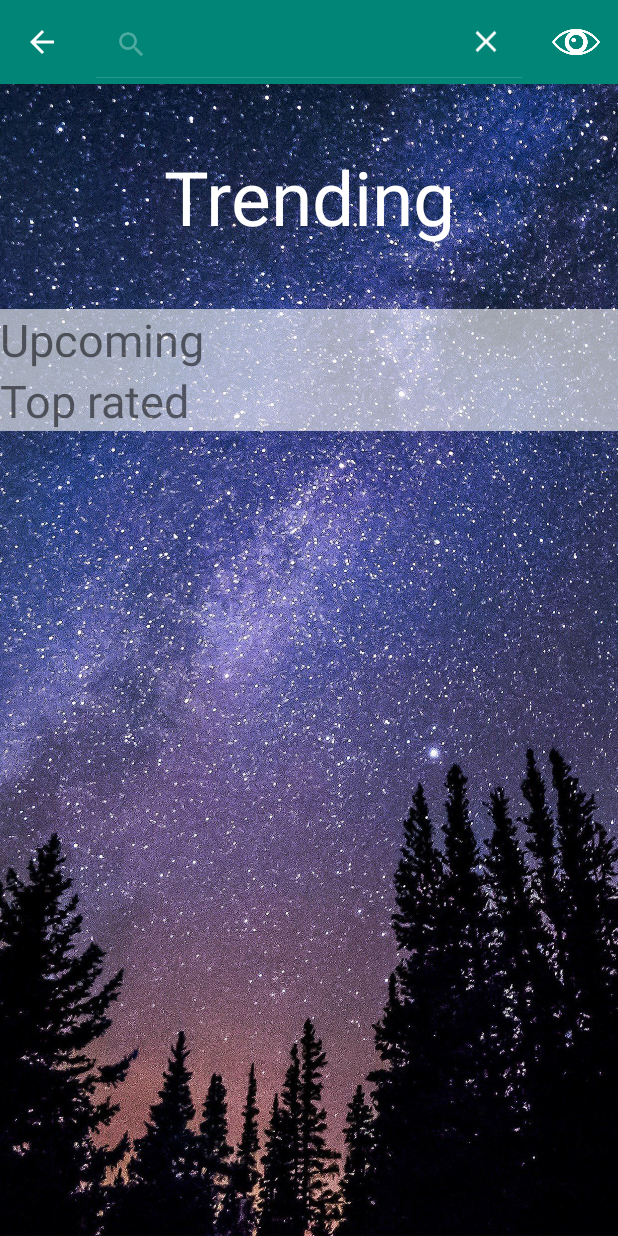
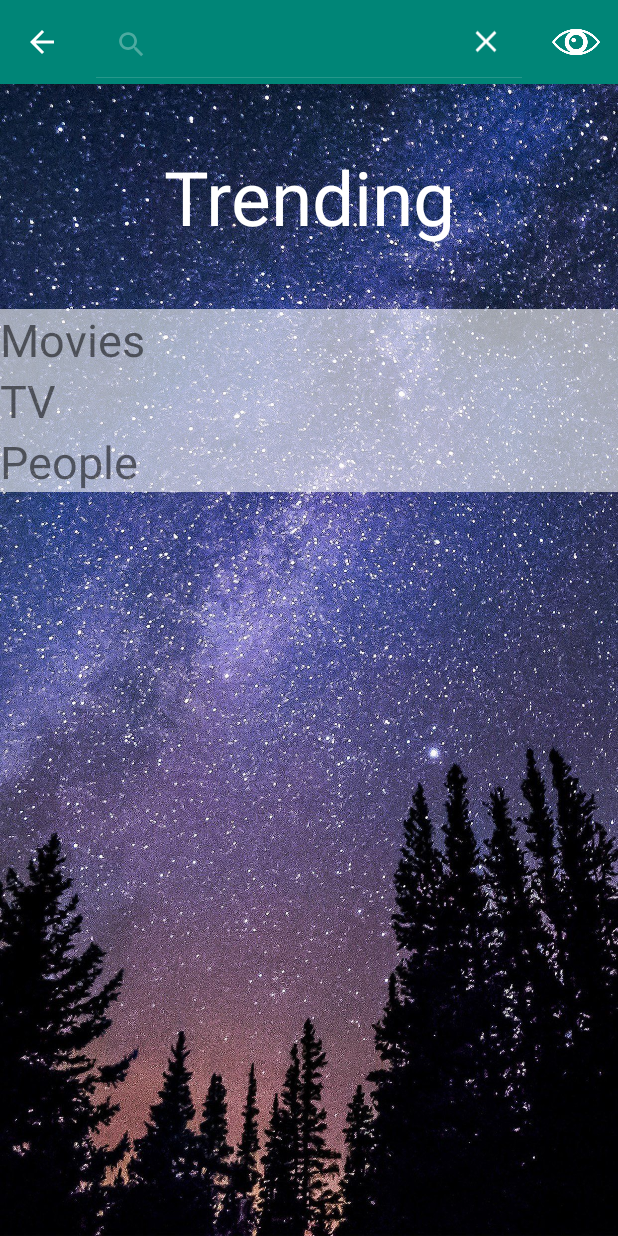
Before and after one commit to CM3110-2019/coursework-submission-hit-list, an Android app: the screen it shows after launch (MainActivity), after a tap on "Search", on a phone screen of 412 x 824 dp. Run offline under Robolectric (Android 15) with nearby library versions, the phone set to English and light mode, and no system bars; our stand-ins replace Volley; network calls fail.

Commit message:
fixed issue with TV shows showing Movie data + started to add People into Trending

```diff
--- a/app/src/main/res/layout/activity_main.xml
+++ b/app/src/main/res/layout/activity_main.xml
@@ -33,7 +33,7 @@
                 android:id="@+id/tvUpcoming"
                 android:layout_width="match_parent"
                 android:layout_height="wrap_content"
-                android:text="@string/tvUpcoming"
+                android:text="@string/tvMovies"
                 android:textSize="30sp" />
 
             <LinearLayout
@@ -51,7 +51,7 @@
                 android:id="@+id/tvTopRated"
                 android:layout_width="match_parent"
                 android:layout_height="wrap_content"
-                android:text="@string/tvTopRated"
+                android:text="@string/tvTV"
                 android:textSize="30sp" />
 
             <LinearLayout
@@ -65,6 +65,25 @@
                     android:layout_height="match_parent" />
             </LinearLayout>
 
+            <TextView
+                android:id="@+id/tvPeople"
+                android:layout_width="match_parent"
+                android:layout_height="wrap_content"
+                android:text="@string/tvPeople"
+                android:textSize="30sp" />
+            <LinearLayout
+                android:layout_width="match_parent"
+                android:layout_height="match_parent"
+                android:orientation="horizontal">
+
+                <androidx.recyclerview.widget.RecyclerView
+                    android:id="@+id/rvPeople"
+                    android:layout_width="match_parent"
+                    android:layout_height="match_parent" />
+            </LinearLayout>
+
+
+
         </LinearLayout>
 
     </LinearLayout>
--- a/app/src/main/res/values/strings.xml
+++ b/app/src/main/res/values/strings.xml
@@ -12,8 +12,9 @@
 
     <!--main activity-->
     <string name="tvTrending">Trending</string>
-    <string name="tvTopRated">Top rated</string>
-    <string name="tvUpcoming">Upcoming</string>
+    <string name="tvTV">TV</string>
+    <string name="tvMovies">Movies</string>
+    <string name="tvPeople">People</string>
 
     <!--activity_search_menu-->
     <string name="actionMovies">Movies</string>
```
Also changed, not shown: app/src/main/java/rgu/com/hitlist/activities/MainActivity.java (+40 -50 lines), 1 other file.
